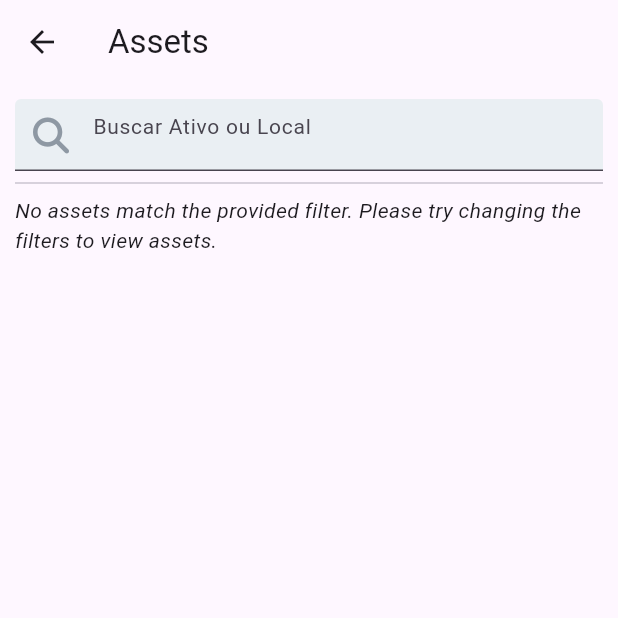
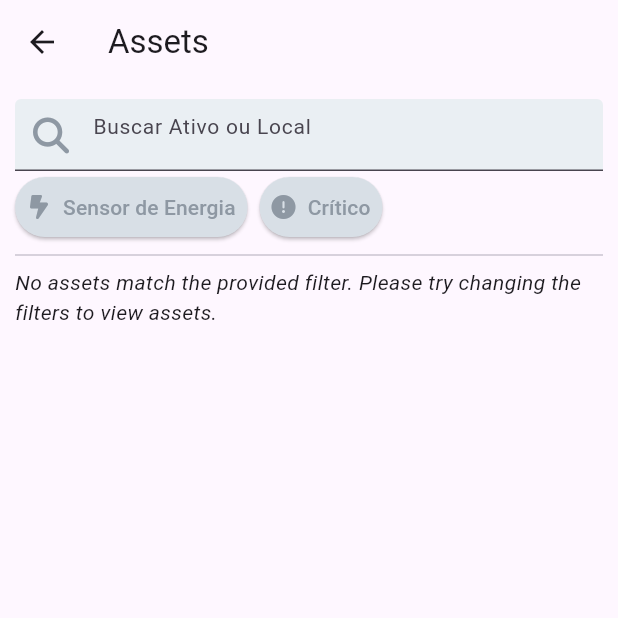
Before and after one commit to UlyssesAlves/assets-manager, a Flutter app: the AssetPage screen opened directly with empty values, on a phone screen of 412 x 824 dp, the top half of it. Run offline on Flutter 3.47's test engine with Material 3 defaults, Android fonts, the phone set to English and light mode, and no system bars; our stand-ins replace font_awesome_flutter, loading_animation_widget, rflutter_alert; network calls fail; Roboto replaces fonts that are missing (Regular).

Commit message:
Finished implementation of asset page filters.

```diff
--- /dev/null
+++ b/assets_manager/lib/components/simple_button_with_icon.dart
@@ -0,0 +1,34 @@
+import 'package:flutter/material.dart';
+
+class SimpleButtonWithIcon extends StatelessWidget {
+  SimpleButtonWithIcon(
+    this.text,
+    this.icon,
+    this.onPressed, {
+    this.foregroundColor = Colors.white,
+    this.backgroundColor = const Color.fromARGB(255, 33, 136, 255),
+    this.padding = const EdgeInsets.all(8.0),
+  });
+
+  final Widget icon;
+  final Function()? onPressed;
+  final String text;
+  Color? foregroundColor;
+  Color? backgroundColor;
+  EdgeInsets padding;
+
+  @override
+  Widget build(BuildContext context) {
+    return ElevatedButton.icon(
+      onPressed: onPressed,
+      icon: icon,
+      label: Text(text),
+      style: ButtonStyle(
+        alignment: Alignment.centerLeft,
+        padding: MaterialStatePropertyAll(padding),
+        foregroundColor: MaterialStatePropertyAll(foregroundColor),
+        backgroundColor: MaterialStatePropertyAll(backgroundColor),
+      ),
+    );
+  }
+}
--- a/assets_manager/lib/constants/styles.dart
+++ b/assets_manager/lib/constants/styles.dart
@@ -18,4 +18,8 @@ const MaterialColor primaryBlack = MaterialColor(
   },
 );
 
-const kAssetsSearchFilterPlaceholderColor = Color.fromARGB(255, 142, 152, 163);
+const kAssetsSearchInactiveFilterForegroundColor =
+    Color.fromARGB(255, 142, 152, 163);
+
+const kAssetsSearchInactiveFilterBackgroundColor =
+    Color.fromARGB(255, 216, 223, 230);
--- a/assets_manager/lib/pages/asset_page.dart
+++ b/assets_manager/lib/pages/asset_page.dart
@@ -1,3 +1,4 @@
+import 'package:assets_manager/components/simple_button_with_icon.dart';
 import 'package:assets_manager/constants/styles.dart';
 import 'package:assets_manager/model/data_model/item.dart';
 import 'package:flutter/material.dart';
@@ -14,6 +15,17 @@ class AssetPage extends StatefulWidget {
 
 class _AssetPageState extends State<AssetPage> {
   String textFilter = '';
+  bool filterEnergySensor = false, filterCriticalSensorStatus = false;
+
+  Map<bool, Color> buttonFilterForegroundColorByState = {
+    true: Colors.white,
+    false: kAssetsSearchInactiveFilterForegroundColor
+  };
+
+  Map<bool, Color> buttonFilterBackgroundColorByState = {
+    true: Color.fromARGB(255, 33, 136, 255),
+    false: kAssetsSearchInactiveFilterBackgroundColor
+  };
 
   TextEditingController? textFilterController = TextEditingController();
 
@@ -40,11 +52,12 @@ class _AssetPageState extends State<AssetPage> {
       body: Container(
         padding: const EdgeInsets.all(10.0),
         child: Column(
+          crossAxisAlignment: CrossAxisAlignment.start,
           children: [
             TextField(
               controller: textFilterController,
               style: const TextStyle(
-                color: kAssetsSearchFilterPlaceholderColor,
+                color: kAssetsSearchInactiveFilterForegroundColor,
                 fontFamily: 'Regular',
                 fontSize: 14,
               ),
@@ -54,9 +67,48 @@ class _AssetPageState extends State<AssetPage> {
                 hintText: 'Buscar Ativo ou Local',
                 prefixIcon: Icon(
                   FontAwesomeIcons.magnifyingGlass,
-                  color: kAssetsSearchFilterPlaceholderColor,
+                  color: kAssetsSearchInactiveFilterForegroundColor,
                 ),
               ),
+            ),
+            Row(
+              children: [
+                SimpleButtonWithIcon(
+                  'Sensor de Energia',
+                  Icon(
+                    FontAwesomeIcons.boltLightning,
+                    size: 16,
+                  ),
+                  () {
+                    setState(() {
+                      filterEnergySensor = !filterEnergySensor;
+                    });
+                  },
+                  foregroundColor:
+                      buttonFilterForegroundColorByState[filterEnergySensor],
+                  backgroundColor:
+                      buttonFilterBackgroundColorByState[filterEnergySensor],
+                ),
+                SizedBox(
+                  width: 8,
+                ),
+                SimpleButtonWithIcon(
+                  'Crítico',
+                  Icon(
+                    FontAwesomeIcons.circleExclamation,
+                    size: 16,
+                  ),
+                  () {
+                    setState(() {
+                      filterCriticalSensorStatus = !filterCriticalSensorStatus;
+                    });
+                  },
+                  foregroundColor: buttonFilterForegroundColorByState[
+                      filterCriticalSensorStatus],
+                  backgroundColor: buttonFilterBackgroundColorByState[
+                      filterCriticalSensorStatus],
+                )
+              ],
             ),
             const Divider(),
             // TODO: allow the user to horizontally scroll the assets tree to view text which goes beyond the screen limits.
@@ -76,7 +128,7 @@ class _AssetPageState extends State<AssetPage> {
     List<Widget> assetsTreeView = [];
 
     for (var item in widget.assetsTree.children) {
-      if (item.matchesTextFilter(textFilter)) {
+      if (applyFilters(item)) {
         Container itemView = buildItemView(item);
 
         assetsTreeView.add(itemView);
@@ -96,6 +148,11 @@ class _AssetPageState extends State<AssetPage> {
 
     return assetsTreeView;
   }
+
+  bool applyFilters(TreeNode item) =>
+      item.matchesTextFilter(textFilter) &&
+      item.matchesEnergySensorFilter(filterEnergySensor) &&
+      item.matchesCriticalSensorStatusFilter(filterCriticalSensorStatus);
 
   Container buildItemView(TreeNode item) {
     List<Widget> itemViewMainColumnComponents = [
@@ -140,7 +197,7 @@ class _AssetPageState extends State<AssetPage> {
       List<Widget> itemChildrenViews = [];
 
       for (var child in item.children) {
-        if (child.matchesTextFilter(textFilter)) {
+        if (applyFilters(child)) {
           itemChildrenViews.add(buildItemView(child));
         }
       }
```
Also changed, not shown: assets_manager/lib/components/select_company_button.dart (deleted, +0 -31 lines), assets_manager/lib/model/data_model/item.dart (+33 -0 lines), assets_manager/lib/pages/home_page.dart (+9 -2 lines).
